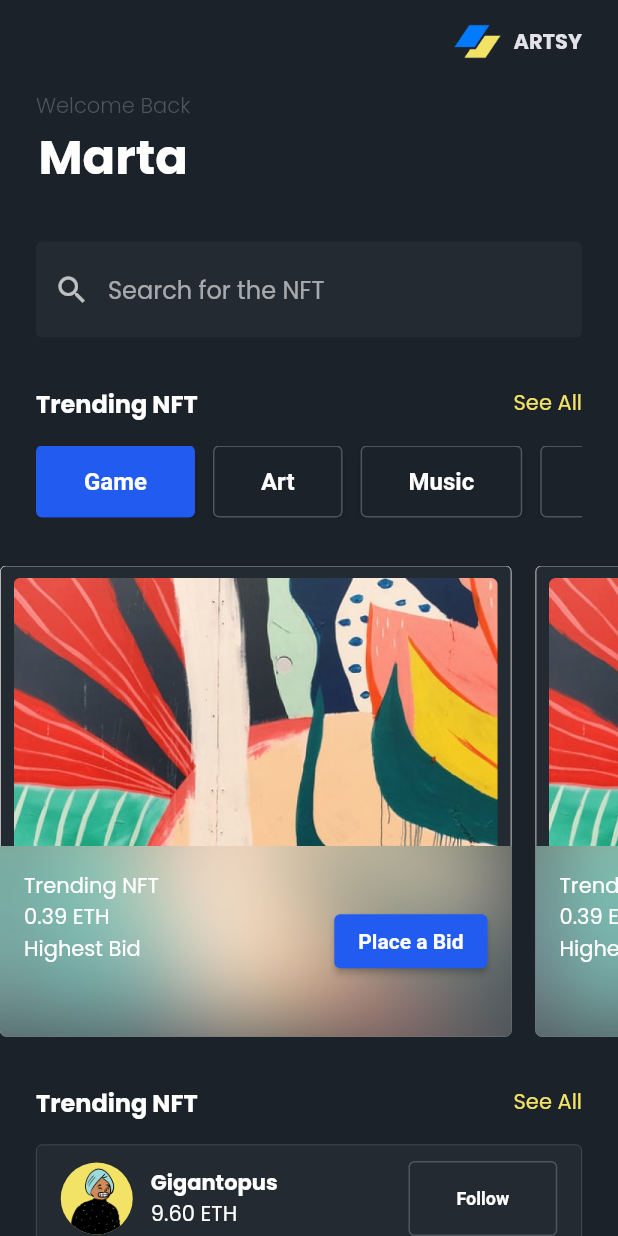
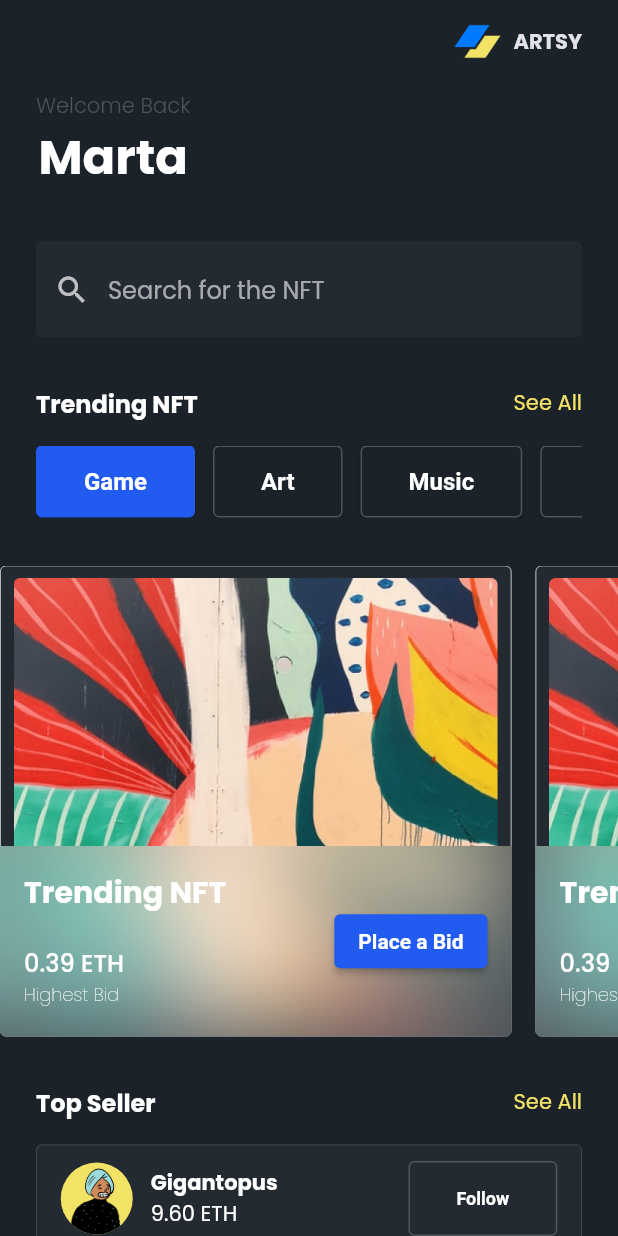
Before and after one commit to marta-werdaya/artsy_nft_marketplace, a Flutter app: the screen it shows after launch, on a phone screen of 412 x 824 dp. Run offline on Flutter 3.47's test engine with Material 2 defaults, Android fonts, the phone set to English and light mode, and no system bars; our stand-ins replace google_fonts.

Commit message:
edit text styl ein card NFT

```diff
--- a/lib/pages/home_page.dart
+++ b/lib/pages/home_page.dart
@@ -179,9 +179,28 @@ class CardNFT extends StatelessWidget {
                   Column(
                     crossAxisAlignment: CrossAxisAlignment.start,
                     children: [
-                      Text('Trending NFT'),
-                      Text('0.39 ETH'),
-                      Text('Highest Bid'),
+                      Text(
+                        'Trending NFT',
+                        style: TextStyle(
+                          fontWeight: FontWeight.bold,
+                          fontSize: AppSizes.p20,
+                        ),
+                      ),
+                      AppSizes.gapH20,
+                      Text(
+                        '0.39 ETH',
+                        style: TextStyle(
+                          fontWeight: FontWeight.w500,
+                          fontSize: AppSizes.p16,
+                        ),
+                      ),
+                      Text(
+                        'Highest Bid',
+                        style: TextStyle(
+                          fontWeight: FontWeight.w200,
+                          fontSize: AppSizes.p12,
+                        ),
+                      ),
                     ],
                   ),
                   ElevatedButton(
--- a/lib/widgets/title_widget.dart
+++ b/lib/widgets/title_widget.dart
@@ -23,7 +23,7 @@ class TitleWidget extends StatelessWidget {
         mainAxisSize: MainAxisSize.max,
         children: [
           Text(
-            'Trending NFT',
+            title,
             style: TextStyle(
               fontSize: AppSizes.p16,
               fontWeight: FontWeight.bold,
```
